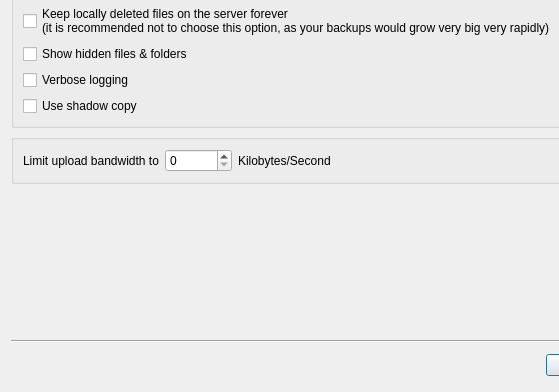
Above: src/gui/settings_form.ui from stepping-stone/sepiola before the change; both pictures show x 0 to 559 and y 292 to 684 of the 723 by 684 pixel window. Below: the same form after it.
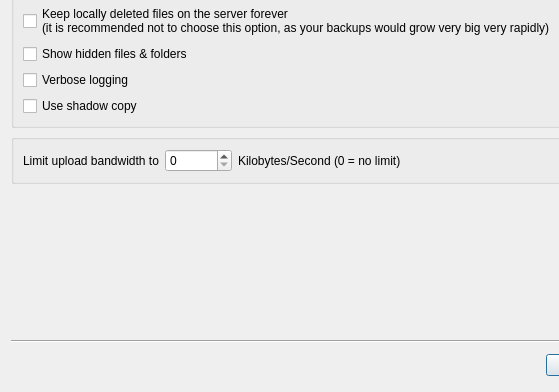
That is the form after the change.

Commit message:
Add hint about upload bandwidth limitation
Fixes #105

Diff of the .ui file:
```diff
--- a/src/gui/settings_form.ui
+++ b/src/gui/settings_form.ui
@@ -495,7 +495,7 @@
       <item>
        <widget class="QLabel" name="label_2">
         <property name="text">
-         <string>Kilobytes/Second</string>
+         <string>Kilobytes/Second (0 = no limit)</string>
         </property>
        </widget>
       </item>
```
The commit also changes 1 other file.
